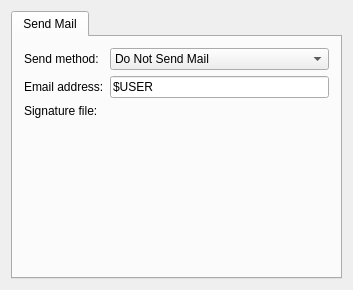
Old version of the form kpilot/conduits/popmail/setup-dialog.ui in the repository chusopr/kdepim-ktimetracker-akonadi.
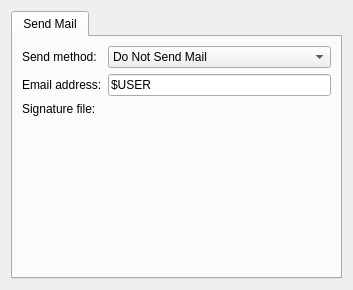
New version of the form. Custom widgets are drawn as their Qt base class.

The edit to the form file:
```diff
--- a/kpilot/conduits/popmail/setup-dialog.ui
+++ b/kpilot/conduits/popmail/setup-dialog.ui
@@ -115,8 +115,6 @@
    </item>
   </layout>
  </widget>
- <layoutdefault spacing="6" margin="11" />
- <pixmapfunction>qPixmapFromMimeSource</pixmapfunction>
  <customwidgets>
   <customwidget>
    <class>KLineEdit</class>
```
